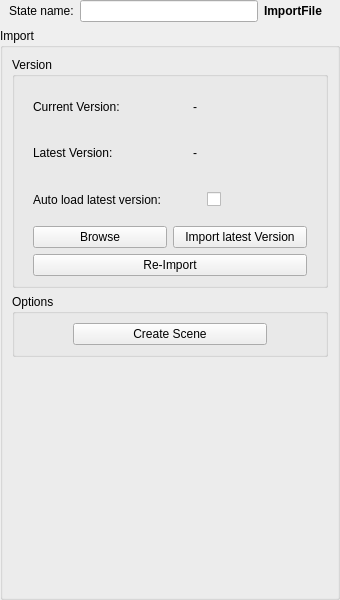
The window that Fusion/Scripts/StateManagerNodes/StateUserInterfaces/fus_USD_Import.ui (Animatect/Prism2_PluginFusion) describes before a commit, drawn with Qt 5.
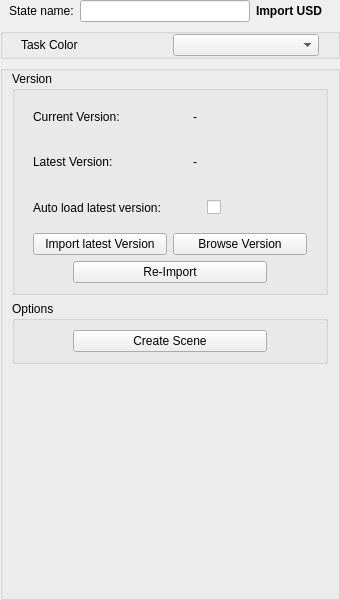
The same window after the commit.

Commit message:
Added Task Coloring to USD and 3D Import States
Added color-picker combobox to USD and object_3d import states.  This will color the Fusion Loader tool associated with the state.

```diff
--- a/Fusion/Scripts/StateManagerNodes/StateUserInterfaces/fus_USD_Import.ui
+++ b/Fusion/Scripts/StateManagerNodes/StateUserInterfaces/fus_USD_Import.ui
@@ -72,25 +72,77 @@
          </font>
         </property>
         <property name="text">
-         <string>ImportFile</string>
+         <string>Import USD</string>
         </property>
        </widget>
       </item>
      </layout>
     </widget>
    </item>
+   <item>
+    <widget class="QGroupBox" name="gb_taskColor">
+     <property name="enabled">
+      <bool>true</bool>
+     </property>
+     <property name="alignment">
+      <set>Qt::AlignLeading|Qt::AlignLeft|Qt::AlignVCenter</set>
+     </property>
+     <property name="checkable">
+      <bool>false</bool>
+     </property>
+     <property name="checked">
+      <bool>false</bool>
+     </property>
+     <layout class="QHBoxLayout" name="f_taskColor">
+      <property name="leftMargin">
+       <number>18</number>
+      </property>
+      <property name="topMargin">
+       <number>0</number>
+      </property>
+      <property name="rightMargin">
+       <number>18</number>
+      </property>
+      <property name="bottomMargin">
+       <number>0</number>
+      </property>
+      <item>
+       <widget class="QLabel" name="l_taskColor">
+        <property name="text">
+         <string>Task Color</string>
+        </property>
+       </widget>
+      </item>
+      <item>
+       <widget class="QComboBox" name="cb_taskColor"/>
+      </item>
+     </layout>
+    </widget>
+   </item>
    <item>
     <widget class="QGroupBox" name="gb_import">
      <property name="title">
-      <string>Import</string>
+      <string/>
      </property>
      <layout class="QVBoxLayout" name="verticalLayout_2">
+      <property name="topMargin">
+       <number>0</number>
+      </property>
+      <property name="bottomMargin">
+       <number>9</number>
+      </property>
       <item>
-       <widget class="QGroupBox" name="groupBox">
+       <widget class="QGroupBox" name="gb_version">
         <property name="title">
          <string>Version</string>
         </property>
         <layout class="QVBoxLayout" name="verticalLayout_3">
+         <property name="topMargin">
+          <number>6</number>
+         </property>
+         <property name="bottomMargin">
+          <number>9</number>
+         </property>
          <item>
           <widget class="QWidget" name="w_currentVersion" native="true">
            <layout class="QHBoxLayout" name="horizontalLayout_5">
@@ -244,19 +296,6 @@
             <property name="bottomMargin">
              <number>0</number>
             </property>
-            <item>
-             <widget class="QPushButton" name="b_browse">
-              <property name="focusPolicy">
-               <enum>Qt::NoFocus</enum>
-              </property>
-              <property name="contextMenuPolicy">
-               <enum>Qt::NoContextMenu</enum>
-              </property>
-              <property name="text">
-               <string>Browse</string>
-              </property>
-             </widget>
-            </item>
             <item>
              <widget class="QPushButton" name="b_importLatest">
               <property name="minimumSize">
@@ -279,6 +318,19 @@
               </property>
              </widget>
             </item>
+            <item>
+             <widget class="QPushButton" name="b_browse">
+              <property name="focusPolicy">
+               <enum>Qt::NoFocus</enum>
+              </property>
+              <property name="contextMenuPolicy">
+               <enum>Qt::NoContextMenu</enum>
+              </property>
+              <property name="text">
+               <string>Browse Version</string>
+              </property>
+             </widget>
+            </item>
            </layout>
           </widget>
          </item>
@@ -291,6 +343,22 @@
             <property name="bottomMargin">
              <number>0</number>
             </property>
+            <item>
+             <spacer name="horizontalSpacer_6">
+              <property name="orientation">
+               <enum>Qt::Horizontal</enum>
+              </property>
+              <property name="sizeType">
+               <enum>QSizePolicy::Fixed</enum>
+              </property>
+              <property name="sizeHint" stdset="0">
+               <size>
+                <width>40</width>
+                <height>20</height>
+               </size>
+              </property>
+             </spacer>
+            </item>
             <item>
              <widget class="QPushButton" name="b_import">
               <property name="focusPolicy">
@@ -301,6 +369,22 @@
               </property>
              </widget>
             </item>
+            <item>
+             <spacer name="horizontalSpacer_5">
+              <property name="orientation">
+               <enum>Qt::Horizontal</enum>
+              </property>
+              <property name="sizeType">
+               <enum>QSizePolicy::Fixed</enum>
+              </property>
+              <property name="sizeHint" stdset="0">
+               <size>
+                <width>40</width>
+                <height>20</height>
+               </size>
+              </property>
+             </spacer>
+            </item>
            </layout>
           </widget>
          </item>
@@ -314,7 +398,7 @@
         </property>
         <layout class="QVBoxLayout" name="verticalLayout_6">
          <item>
-          <widget class="QWidget" name="f_keepRefEdits" native="true">
+          <widget class="QWidget" name="f_usdScene" native="true">
            <layout class="QHBoxLayout" name="horizontalLayout_10">
             <property name="leftMargin">
              <number>9</number>
```
The commit also changes 7 other files.
